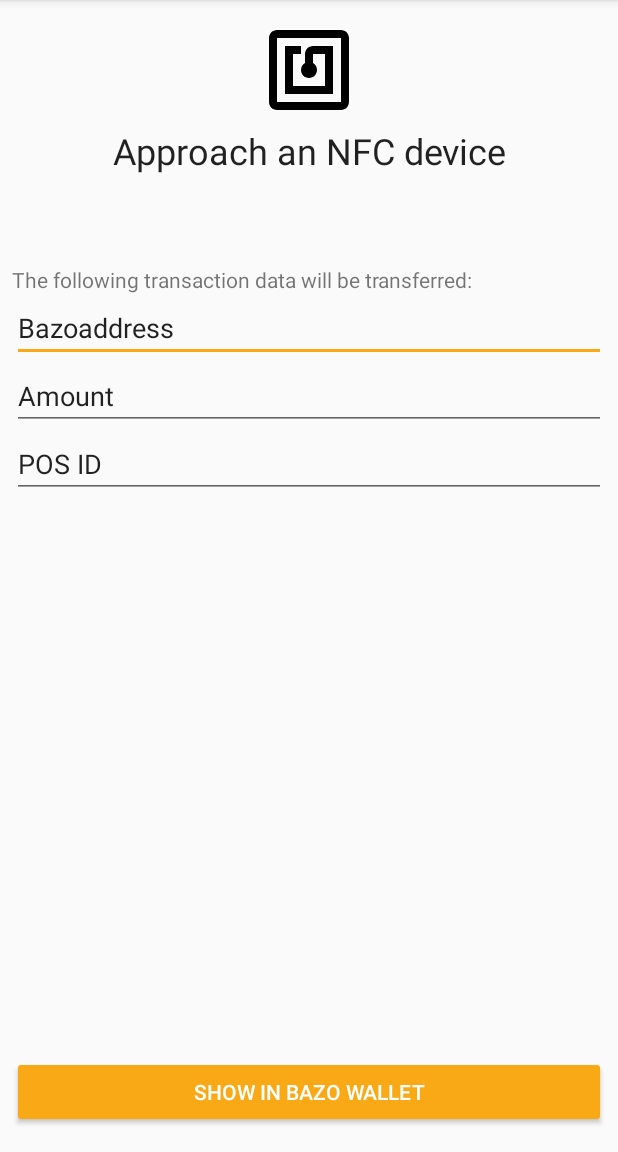
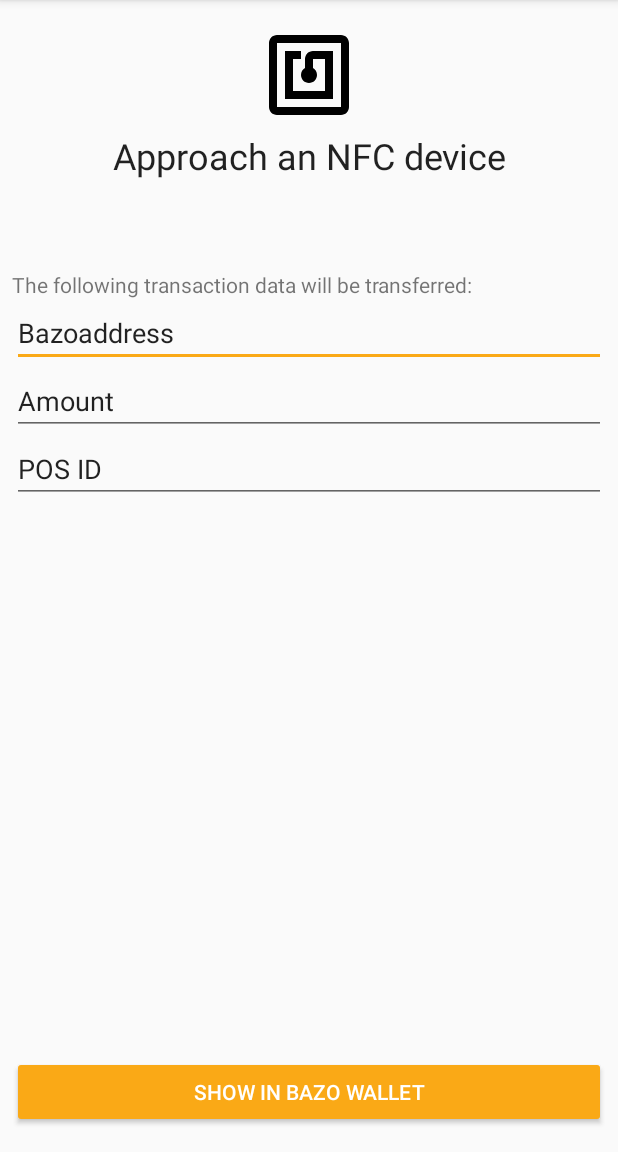
Before and after one commit to jvdassen/NFCBridge, an Android app: the MainActivity screen opened directly, with no data from a screen before it, on a phone screen of 412 x 824 dp, the part 84-1236 px from its top. Run offline under Robolectric (Android 15) with nearby library versions, the phone set to English and light mode, and no system bars; 1 statement that could not run was skipped.

Commit message:
Use dp instead of pixels for paddings.

```diff
--- a/app/src/main/res/layout/activity_main.xml
+++ b/app/src/main/res/layout/activity_main.xml
@@ -24,7 +24,7 @@
             android:layout_width="match_parent"
             android:layout_height="wrap_content"
             android:orientation="vertical"
-            android:paddingTop="10px">
+            android:paddingTop="10dp">
 
             <ImageView
                 android:id="@+id/imageView2"
```
